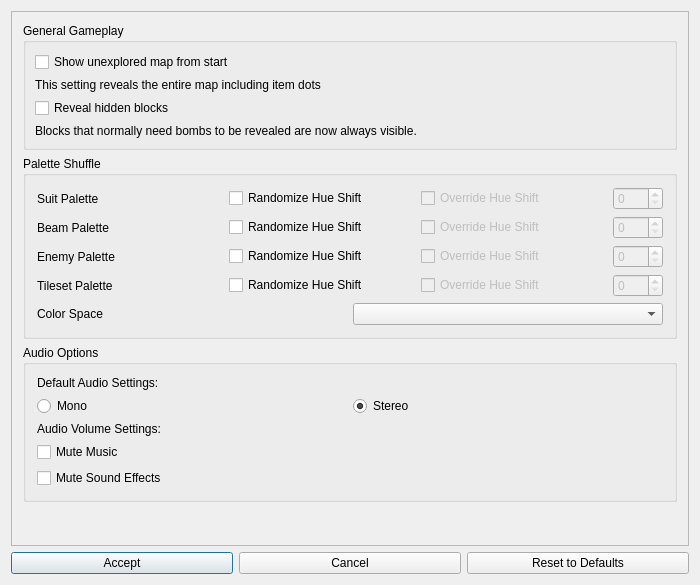
Before: the Qt Designer form randovania/games/fusion/gui/ui_files/fusion_cosmetic_patches_dialog.ui in randovania/randovania, drawn with Qt 5.
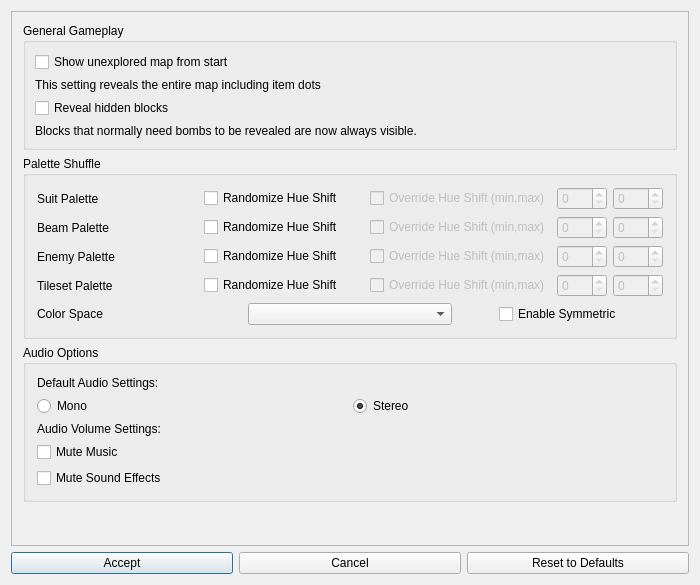
After: the same form once the commit is applied.

Commit message: min max and symmetric options

```diff
--- a/randovania/games/fusion/gui/ui_files/fusion_cosmetic_patches_dialog.ui
+++ b/randovania/games/fusion/gui/ui_files/fusion_cosmetic_patches_dialog.ui
@@ -47,9 +47,9 @@
       <property name="geometry">
        <rect>
         <x>0</x>
-        <y>-41</y>
-        <width>666</width>
-        <height>574</height>
+        <y>-8</y>
+        <width>663</width>
+        <height>586</height>
        </rect>
       </property>
       <layout class="QVBoxLayout" name="verticalLayout">
@@ -139,7 +139,7 @@
                </size>
               </property>
               <property name="text">
-               <string>Override Hue Shift</string>
+               <string>Override Hue Shift (min,max)</string>
               </property>
               <property name="iconSize">
                <size>
@@ -150,7 +150,26 @@
              </widget>
             </item>
             <item>
-             <widget class="QSpinBox" name="suit_override_shift_spin">
+             <widget class="QSpinBox" name="suit_override_shift_spin_min">
+              <property name="enabled">
+               <bool>false</bool>
+              </property>
+              <property name="maximumSize">
+               <size>
+                <width>50</width>
+                <height>16777215</height>
+               </size>
+              </property>
+              <property name="maximum">
+               <number>360</number>
+              </property>
+              <property name="singleStep">
+               <number>5</number>
+              </property>
+             </widget>
+            </item>
+            <item>
+             <widget class="QSpinBox" name="suit_override_shift_spin_max">
               <property name="enabled">
                <bool>false</bool>
               </property>
@@ -204,12 +223,31 @@
                <bool>false</bool>
               </property>
               <property name="text">
-               <string>Override Hue Shift</string>
+               <string>Override Hue Shift (min,max)</string>
               </property>
              </widget>
             </item>
             <item>
-             <widget class="QSpinBox" name="beam_override_shift_spin">
+             <widget class="QSpinBox" name="beam_override_shift_spin_min">
+              <property name="enabled">
+               <bool>false</bool>
+              </property>
+              <property name="maximumSize">
+               <size>
+                <width>50</width>
+                <height>16777215</height>
+               </size>
+              </property>
+              <property name="maximum">
+               <number>360</number>
+              </property>
+              <property name="singleStep">
+               <number>5</number>
+              </property>
+             </widget>
+            </item>
+            <item>
+             <widget class="QSpinBox" name="beam_override_shift_spin_max">
               <property name="enabled">
                <bool>false</bool>
               </property>
@@ -257,12 +295,31 @@
                <bool>false</bool>
               </property>
               <property name="text">
-               <string>Override Hue Shift</string>
+               <string>Override Hue Shift (min,max)</string>
               </property>
              </widget>
             </item>
             <item>
-             <widget class="QSpinBox" name="enemy_override_shift_spin">
+             <widget class="QSpinBox" name="enemy_override_shift_spin_min">
+              <property name="enabled">
+               <bool>false</bool>
+              </property>
+              <property name="maximumSize">
+               <size>
+                <width>50</width>
+                <height>16777215</height>
+               </size>
+              </property>
+              <property name="maximum">
+               <number>360</number>
+              </property>
+              <property name="singleStep">
+               <number>5</number>
+              </property>
+             </widget>
+            </item>
+            <item>
+             <widget class="QSpinBox" name="enemy_override_shift_spin_max">
               <property name="enabled">
                <bool>false</bool>
               </property>
@@ -310,12 +367,37 @@
                <bool>false</bool>
               </property>
               <property name="text">
-               <string>Override Hue Shift</string>
+               <string>Override Hue Shift (min,max)</string>
               </property>
              </widget>
             </item>
             <item>
-             <widget class="QSpinBox" name="tileset_override_shift_spin">
+             <widget class="QSpinBox" name="tileset_override_shift_spin_min">
+              <property name="enabled">
+               <bool>false</bool>
+              </property>
+              <property name="maximumSize">
+               <size>
+                <width>50</width>
+                <height>16777215</height>
+               </size>
+              </property>
+              <property name="minimum">
+               <number>0</number>
+              </property>
+              <property name="maximum">
+               <number>360</number>
+              </property>
+              <property name="singleStep">
+               <number>5</number>
+              </property>
+              <property name="value">
+               <number>0</number>
+              </property>
+             </widget>
+            </item>
+            <item>
+             <widget class="QSpinBox" name="tileset_override_shift_spin_max">
               <property name="enabled">
                <bool>false</bool>
               </property>
@@ -337,17 +419,7 @@
           </item>
           <item>
            <layout class="QGridLayout" name="color_space_layout">
-            <item row="0" column="1">
-             <widget class="QComboBox" name="color_space_combo">
-              <property name="minimumSize">
-               <size>
-                <width>0</width>
-                <height>0</height>
-               </size>
-              </property>
-             </widget>
-            </item>
-            <item row="0" column="0">
+            <item row="0" column="0" alignment="Qt::AlignmentFlag::AlignLeft">
              <widget class="QLabel" name="color_space_label">
               <property name="maximumSize">
                <size>
@@ -360,6 +432,26 @@
               </property>
              </widget>
             </item>
+            <item row="0" column="2" alignment="Qt::AlignmentFlag::AlignHCenter">
+             <widget class="QCheckBox" name="symmetric_check">
+              <property name="text">
+               <string>Enable Symmetric</string>
+              </property>
+              <property name="checked">
+               <bool>false</bool>
+              </property>
+             </widget>
+            </item>
+            <item row="0" column="1">
+             <widget class="QComboBox" name="color_space_combo">
+              <property name="minimumSize">
+               <size>
+                <width>0</width>
+                <height>0</height>
+               </size>
+              </property>
+             </widget>
+            </item>
            </layout>
           </item>
          </layout>
```
The commit also changes 9 other files.
